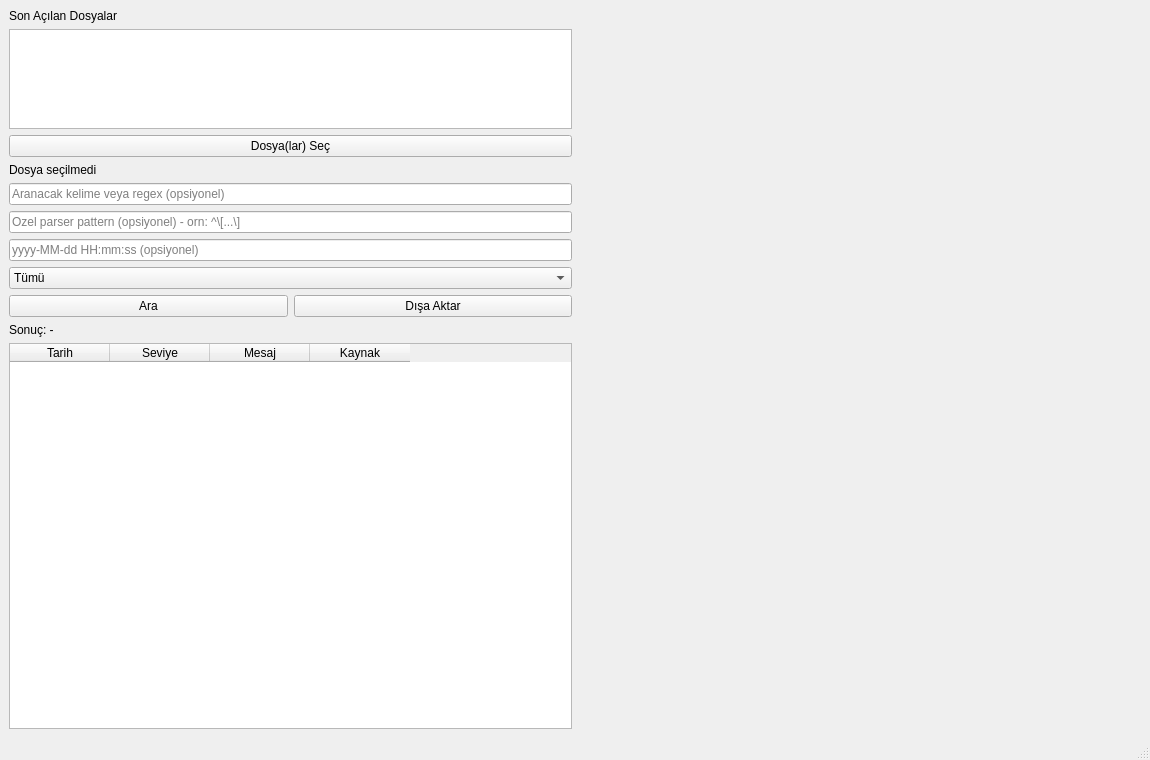
Above: src/ui/mainwindow.ui from enestkt/log-analyzer before the change. Below: the same form after it.
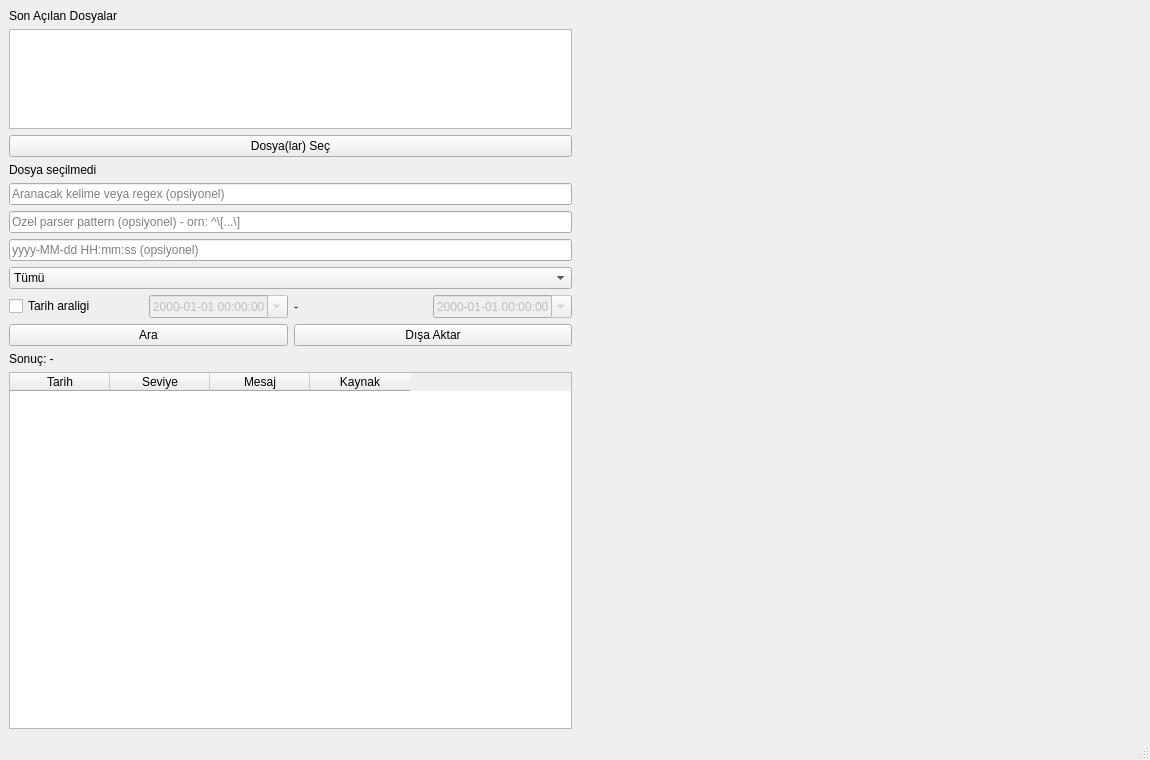
That is the form after the change.

Commit message: GUI'ye tarih araligi ekle, aramaya yazim toleransi ekle, format algilamayi generic yap

```diff
--- a/src/ui/mainwindow.ui
+++ b/src/ui/mainwindow.ui
@@ -108,6 +108,50 @@
         </item>
        </widget>
       </item>
+      <item>
+       <layout class="QHBoxLayout" name="dateRangeLayout">
+        <item>
+         <widget class="QCheckBox" name="dateRangeCheckBox">
+          <property name="text">
+           <string>Tarih araligi</string>
+          </property>
+         </widget>
+        </item>
+        <item>
+         <widget class="QDateTimeEdit" name="fromDateTimeEdit">
+          <property name="enabled">
+           <bool>false</bool>
+          </property>
+          <property name="calendarPopup">
+           <bool>true</bool>
+          </property>
+          <property name="displayFormat">
+           <string>yyyy-MM-dd HH:mm:ss</string>
+          </property>
+         </widget>
+        </item>
+        <item>
+         <widget class="QLabel" name="dateRangeSeparatorLabel">
+          <property name="text">
+           <string>-</string>
+          </property>
+         </widget>
+        </item>
+        <item>
+         <widget class="QDateTimeEdit" name="toDateTimeEdit">
+          <property name="enabled">
+           <bool>false</bool>
+          </property>
+          <property name="calendarPopup">
+           <bool>true</bool>
+          </property>
+          <property name="displayFormat">
+           <string>yyyy-MM-dd HH:mm:ss</string>
+          </property>
+         </widget>
+        </item>
+       </layout>
+      </item>
       <item>
        <layout class="QHBoxLayout" name="buttonRowLayout">
         <item>
```
The commit also changes 9 other files.
